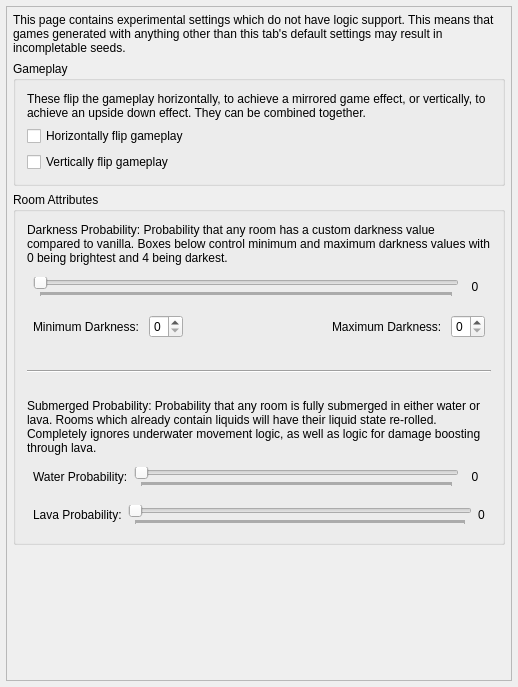
The window that randovania/games/am2r/gui/ui_files/preset_am2r_chaos.ui (randovania/randovania) describes before a commit, drawn with Qt 5.
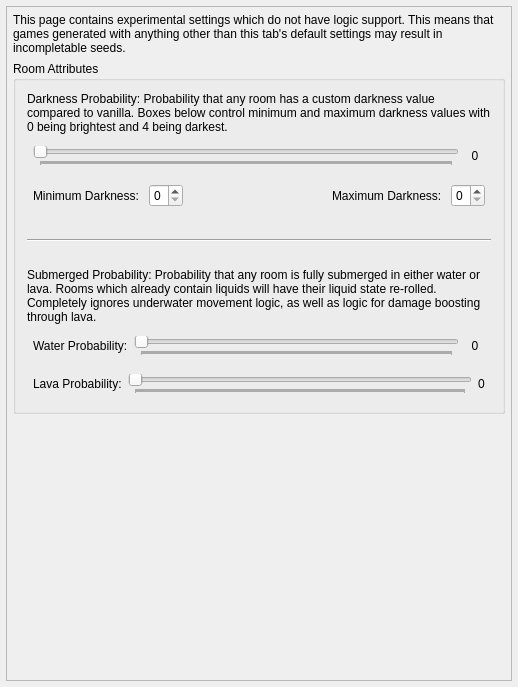
The same window after the commit.

Commit message: AM2R Preset UI redesign

Diff of the .ui file:
```diff
--- a/randovania/games/am2r/gui/ui_files/preset_am2r_chaos.ui
+++ b/randovania/games/am2r/gui/ui_files/preset_am2r_chaos.ui
@@ -43,8 +43,8 @@
         <rect>
          <x>0</x>
          <y>0</y>
-         <width>485</width>
-         <height>702</height>
+         <width>506</width>
+         <height>675</height>
         </rect>
        </property>
        <layout class="QVBoxLayout" name="scroll_layout">
@@ -70,39 +70,6 @@
           </property>
          </widget>
         </item>
-        <item>
-         <widget class="QGroupBox" name="gameplay_group">
-          <property name="title">
-           <string>Gameplay</string>
-          </property>
-          <layout class="QVBoxLayout" name="verticalLayout_2">
-           <item>
-            <widget class="QLabel" name="label">
-             <property name="text">
-              <string>These flip the gameplay horizontally, to achieve a mirrored game effect, or vertically, to achieve an upside down effect. They can be combined together.</string>
-             </property>
-             <property name="wordWrap">
-              <bool>true</bool>
-             </property>
-            </widget>
-           </item>
-           <item>
-            <widget class="QCheckBox" name="horizontally_flip_check">
-             <property name="text">
-              <string>Horizontally flip gameplay</string>
-             </property>
-            </widget>
-           </item>
-           <item>
-            <widget class="QCheckBox" name="vertically_flip_check">
-             <property name="text">
-              <string>Vertically flip gameplay</string>
-             </property>
-            </widget>
-           </item>
-          </layout>
-         </widget>
-        </item>
         <item>
          <widget class="QGroupBox" name="shuffle_item_pos_group">
           <property name="title">
```
The commit also changes 9 other files.
